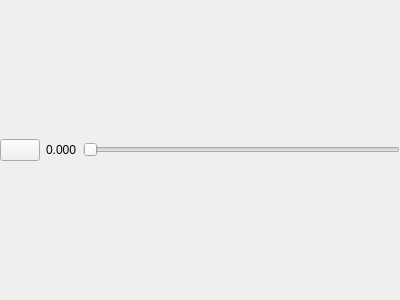
panzergame/dxfplotter, file template/uic/simulation/simulation.ui: the form before one commit.
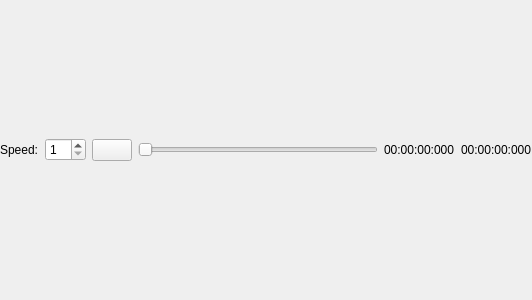
The form after the commit. Icons and pictures are not drawn.

Commit message: chore: display simulatio total time and select play speed

The edit to the form file:
```diff
--- a/template/uic/simulation/simulation.ui
+++ b/template/uic/simulation/simulation.ui
@@ -6,7 +6,7 @@
    <rect>
     <x>0</x>
     <y>0</y>
-    <width>400</width>
+    <width>532</width>
     <height>300</height>
    </rect>
   </property>
@@ -30,13 +30,27 @@
     <layout class="QVBoxLayout" name="container"/>
    </item>
    <item>
-    <layout class="QHBoxLayout" name="horizontalLayout" stretch="0,0,1">
+    <layout class="QHBoxLayout" name="horizontalLayout" stretch="0,0,0,1,0,0">
      <property name="leftMargin">
       <number>0</number>
      </property>
      <property name="topMargin">
       <number>0</number>
      </property>
+     <item>
+      <widget class="QLabel" name="label">
+       <property name="text">
+        <string>Speed:</string>
+       </property>
+      </widget>
+     </item>
+     <item>
+      <widget class="QSpinBox" name="speedSpinBox">
+       <property name="minimum">
+        <number>1</number>
+       </property>
+      </widget>
+     </item>
      <item>
       <widget class="QPushButton" name="startStopButton">
        <property name="text">
@@ -48,13 +62,6 @@
        </property>
       </widget>
      </item>
-     <item>
-      <widget class="QLabel" name="timeLabel">
-       <property name="text">
-        <string>0.000</string>
-       </property>
-      </widget>
-     </item>
      <item>
       <widget class="QSlider" name="timeSlider">
        <property name="maximum">
@@ -68,6 +75,20 @@
        </property>
       </widget>
      </item>
+     <item>
+      <widget class="QLabel" name="timeLabel">
+       <property name="text">
+        <string>00:00:00:000</string>
+       </property>
+      </widget>
+     </item>
+     <item>
+      <widget class="QLabel" name="totalTimeLabel">
+       <property name="text">
+        <string>00:00:00:000</string>
+       </property>
+      </widget>
+     </item>
     </layout>
    </item>
   </layout>
```
The commit also changes 2 other files.
